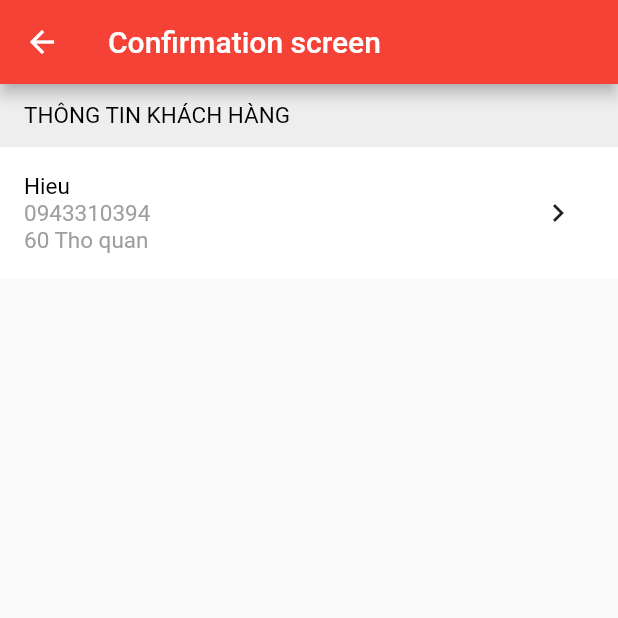
After one commit to hieu-dd/ShoppingApp, a Flutter app: the ConfirmationScreen screen opened by its route, on a phone screen of 412 x 824 dp, the top half of it. The commit adds this screen. Run offline on Flutter 3.47's test engine with Material 2 defaults, Android fonts, the phone set to English and light mode, and no system bars; accounts and stored records are empty.

Commit message:
+ update get customer

```diff
--- a/lib/channel/FlutterMethodChannel.dart
+++ b/lib/channel/FlutterMethodChannel.dart
@@ -1,5 +1,6 @@
 import 'package:flutter/services.dart';
 import 'package:spos_v2/providers/cart_manager.dart';
+import 'package:spos_v2/providers/customer.dart';
 import 'package:spos_v2/theme/apollo_color.dart';
 
 class FlutterMethodChannel {
@@ -23,6 +24,9 @@ class FlutterMethodChannel {
       case "refreshCart":
         CartManager.instance.refreshCart();
         break;
+      case "selectCustomer":
+        Customer.instance.setCustomer(call.arguments);
+        break;
       default:
         print('no method handler for method ${call.method}');
     }
--- /dev/null
+++ b/lib/providers/customer.dart
@@ -0,0 +1,29 @@
+import 'package:flutter/material.dart';
+
+class Customer with ChangeNotifier {
+  static Customer? _instance;
+
+  String? id = "1";
+  String? name = "Hieu";
+  String? phone = "0943310394";
+  String? fullAddress = "60 Tho quan";
+  String? customerProfileId = "1";
+
+  static Customer get instance {
+    return _instance ??= Customer();
+  }
+
+  bool get hasCustomer {
+    return id != null && customerProfileId != null;
+  }
+
+  void setCustomer(dynamic jsonString) {
+    print(jsonString);
+    id = jsonString['id'];
+    customerProfileId = jsonString['customerProfileId'];
+    name = jsonString['name'];
+    phone = jsonString['phone'];
+    fullAddress = jsonString['fullAddress'];
+    notifyListeners();
+  }
+}
--- a/lib/screens/cart_screen.dart
+++ b/lib/screens/cart_screen.dart
@@ -3,6 +3,7 @@ import 'package:intl/intl.dart';
 import 'package:provider/provider.dart';
 import 'package:spos_v2/channel/cart_delegate.dart';
 import 'package:spos_v2/providers/cart_manager.dart';
+import 'package:spos_v2/screens/confirmation_screen.dart';
 import 'package:spos_v2/theme/apollo_color.dart';
 import 'package:spos_v2/widgets/cart/list_items.dart';
 
@@ -75,7 +76,9 @@ class CartScreen extends StatelessWidget {
                           width: 150,
                           height: 40,
                           child: ElevatedButton(
-                            onPressed: () {},
+                            onPressed: () {
+                              Navigator.of(context).pushNamed(ConfirmationScreen.routeName);
+                            },
                             child: const Text("Tiếp tục"),
                           ),
                         )
--- /dev/null
+++ b/lib/screens/confirmation_screen.dart
@@ -0,0 +1,54 @@
+import 'package:flutter/material.dart';
+import 'package:provider/provider.dart';
+import 'package:spos_v2/providers/cart_manager.dart';
+import 'package:spos_v2/providers/customer.dart';
+import 'package:spos_v2/theme/apollo_text.dart';
+import 'package:spos_v2/widgets/confirmation/confirmation_line_item_view.dart';
+import 'package:spos_v2/widgets/confirmation/customer_view.dart';
+
+class ConfirmationScreen extends StatelessWidget {
+  static const routeName = "/confirmation-screen";
+
+  const ConfirmationScreen({Key? key}) : super(key: key);
+
+  @override
+  Widget build(BuildContext context) {
+    final cartManager = Provider.of<CartManager>(context);
+    final customer = Provider.of<Customer>(context);
+    return Scaffold(
+      appBar: AppBar(
+        title: Text("Confirmation screen"),
+      ),
+      body: Column(
+        children: [
+          if (customer.hasCustomer) CustomerView(),
+          if (cartManager.cart?.hasSelectItems ?? false)
+            Expanded(
+              child: ListView.builder(
+                itemBuilder: (context, index) {
+                  if (index == 0) {
+                    return Container(
+                      width: double.infinity,
+                      color: Colors.grey.shade200,
+                      padding: const EdgeInsets.symmetric(
+                          horizontal: 16, vertical: 12),
+                      child: const Text(
+                        "DANH SÁCH SẢN PHẨM",
+                        style: ApolloText.subtitle4,
+                      ),
+                    );
+                  }
+                  final item = cartManager.cart!.selectOrderLines[index - 1];
+                  return ConfirmationLineItemView(
+                    item: item,
+                    key: ValueKey(item.id),
+                  );
+                },
+                itemCount: cartManager.cart!.selectOrderLines.length + 1,
+              ),
+            )
+        ],
+      ),
+    );
+  }
+}
--- a/lib/theme/apollo_text.dart
+++ b/lib/theme/apollo_text.dart
@@ -1,6 +1,14 @@
 import 'package:flutter/material.dart';
 
 class ApolloText {
-  static const body1 = TextStyle();
+  static const body1 = TextStyle(
+    fontSize: 15,
+    color: Colors.grey,
+  );
   static const body2 = TextStyle();
+
+  static const subtitle4 = TextStyle(
+    fontSize: 15,
+    color: Colors.black,
+  );
 }
--- /dev/null
+++ b/lib/widgets/confirmation/customer_view.dart
@@ -0,0 +1,71 @@
+import 'package:flutter/material.dart';
+import 'package:provider/provider.dart';
+import 'package:spos_v2/channel/cart_delegate.dart';
+import 'package:spos_v2/providers/customer.dart';
+import 'package:spos_v2/theme/apollo_text.dart';
+
+class CustomerView extends StatelessWidget {
+  @override
+  Widget build(BuildContext context) {
+    final customer = Provider.of<Customer>(context);
+    return Column(
+      mainAxisSize: MainAxisSize.min,
+      children: [
+        Container(
+          width: double.infinity,
+          color: Colors.grey.shade200,
+          padding: const EdgeInsets.symmetric(horizontal: 16, vertical: 12),
+          child: const Text(
+            "THÔNG TIN KHÁCH HÀNG",
+            style: ApolloText.subtitle4,
+          ),
+        ),
+        Container(
+          color: Colors.white,
+          padding: const EdgeInsets.symmetric(horizontal: 16, vertical: 12),
+          child: Row(
+            mainAxisAlignment: MainAxisAlignment.spaceBetween,
+            children: [
+              Container(
+                child: Column(
+                  mainAxisSize: MainAxisSize.max,
+                  mainAxisAlignment: MainAxisAlignment.center,
+                  crossAxisAlignment: CrossAxisAlignment.start,
+                  children: [
+                    Flexible(
+                      flex: 1,
+                      child: Text(
+                        customer.name!,
+                        style: ApolloText.subtitle4,
+                      ),
+                    ),
+                    Flexible(
+                      flex: 1,
+                      child: Text(
+                        customer.phone!,
+                        style: ApolloText.body1,
+                      ),
+                    ),
+                    Flexible(
+                      flex: 1,
+                      child: Text(
+                        customer.fullAddress!,
+                        style: ApolloText.body1,
+                      ),
+                    ),
+                  ],
+                ),
+                height: 64,
+              ),
+              IconButton(
+                  onPressed: () {
+                    CartDelegate.goToCustomer();
+                  },
+                  icon: const Icon(Icons.navigate_next))
+            ],
+          ),
+        )
+      ],
+    );
+  }
+}
```
Also changed, not shown: lib/main.dart (+7 -1 lines), lib/providers/cart_entity.dart (+12 -0 lines), lib/widgets/confirmation/confirmation_line_item_view.dart (added, +65 -0 lines), 4 other files.
